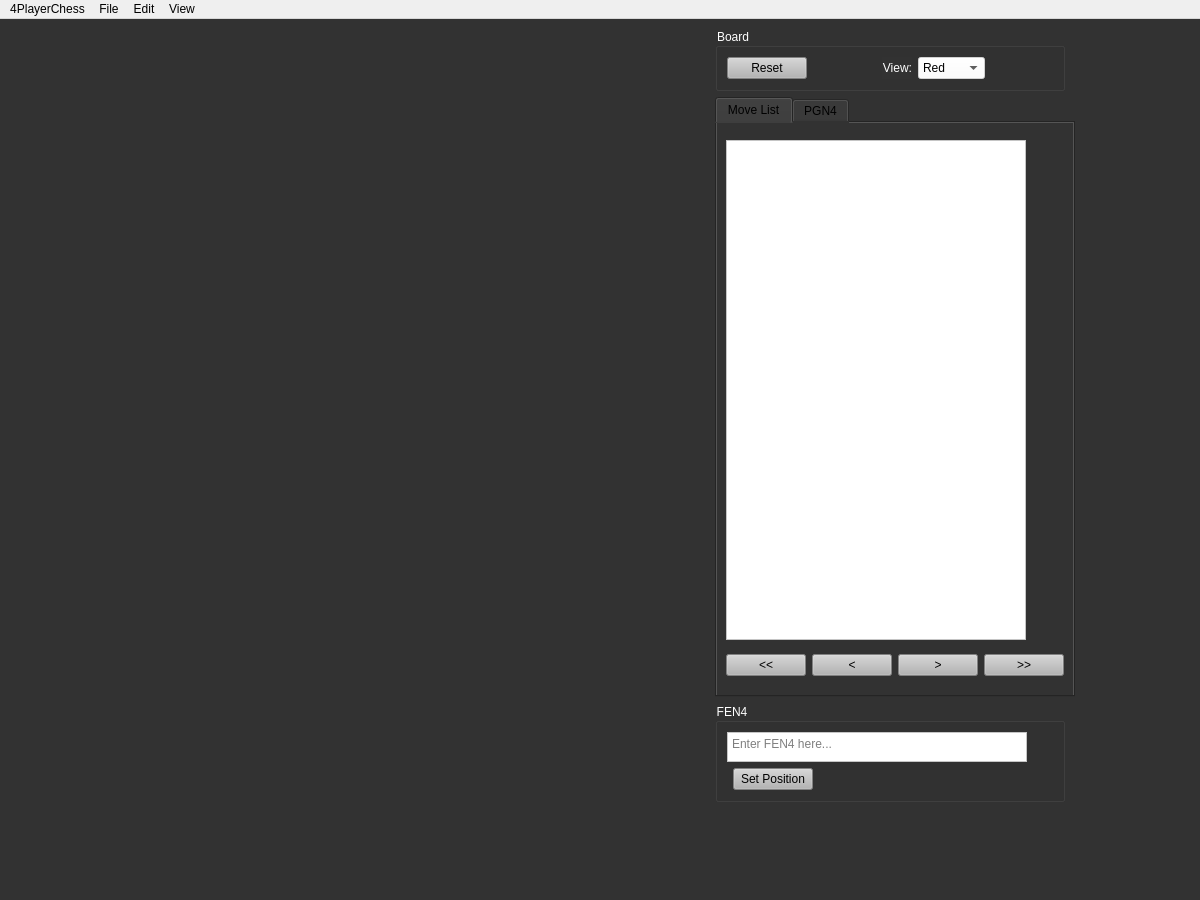
The window that ui/mainwindow.ui (GammaDeltaII/4PlayerChess) describes before a commit, drawn with Qt 5.
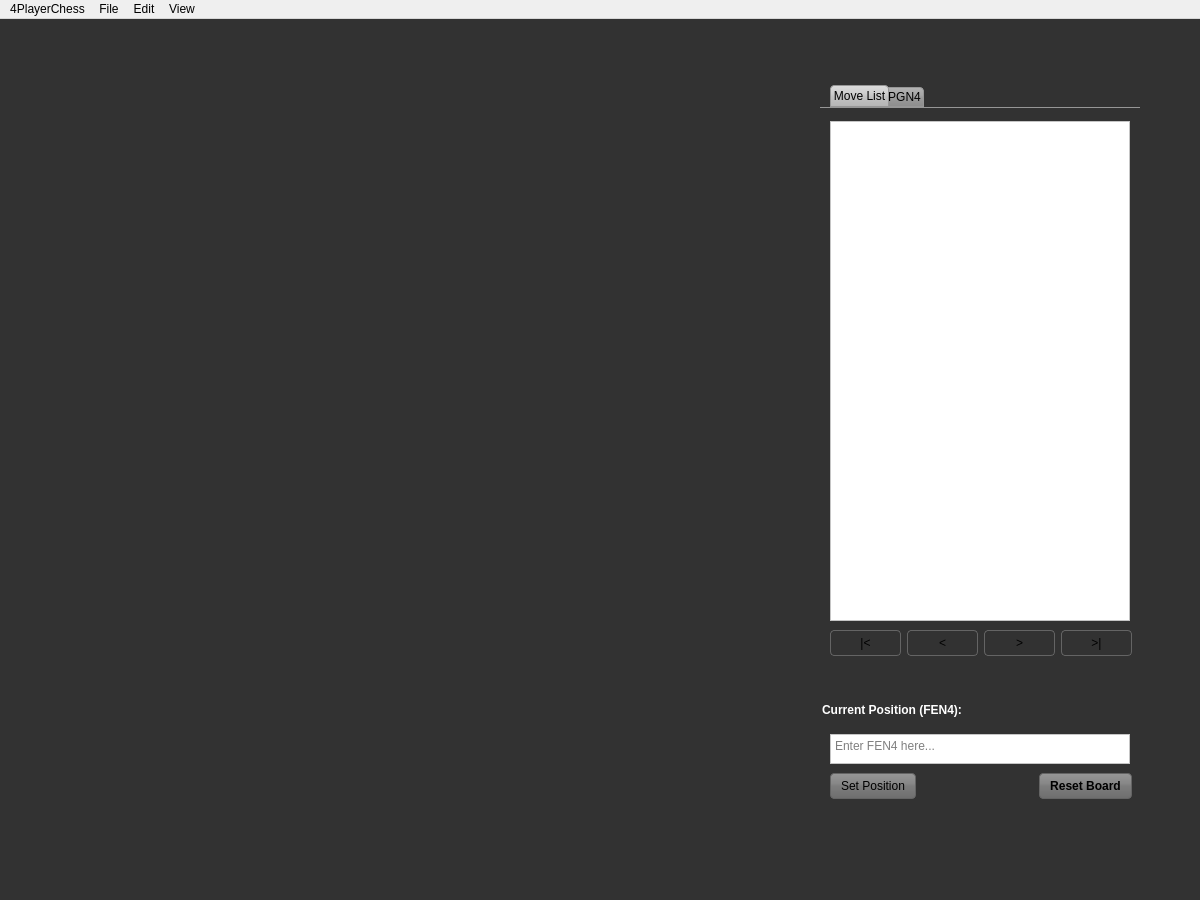
The same window after the commit. Custom widgets are drawn as their Qt base class.

Commit message: Style and layout changes

```diff
--- a/ui/mainwindow.ui
+++ b/ui/mainwindow.ui
@@ -14,28 +14,33 @@
    <enum>Qt::StrongFocus</enum>
   </property>
   <property name="windowTitle">
-   <string>Four-Player Chess Analysis Board</string>
+   <string>4PlayerChess</string>
+  </property>
+  <property name="styleSheet">
+   <string notr="true"/>
   </property>
   <widget class="QWidget" name="centralwidget">
    <property name="styleSheet">
     <string notr="true">background-color: rgb(50, 50, 50);</string>
    </property>
-   <layout class="QGridLayout" name="gridLayout">
-    <item row="3" column="0" colspan="2">
-     <spacer name="verticalSpacer">
-      <property name="orientation">
-       <enum>Qt::Vertical</enum>
-      </property>
-      <property name="sizeHint" stdset="0">
-       <size>
-        <width>20</width>
-        <height>40</height>
-       </size>
-      </property>
-     </spacer>
-    </item>
-    <item row="0" column="0" rowspan="3">
-     <widget class="QWidget" name="view" native="true">
+   <layout class="QHBoxLayout" name="mainLayout">
+    <property name="spacing">
+     <number>50</number>
+    </property>
+    <property name="leftMargin">
+     <number>50</number>
+    </property>
+    <property name="topMargin">
+     <number>50</number>
+    </property>
+    <property name="rightMargin">
+     <number>50</number>
+    </property>
+    <property name="bottomMargin">
+     <number>50</number>
+    </property>
+    <item>
+     <widget class="View" name="view" native="true">
       <property name="sizePolicy">
        <sizepolicy hsizetype="Fixed" vsizetype="Fixed">
         <horstretch>0</horstretch>
@@ -54,206 +59,294 @@
         <height>0</height>
        </size>
       </property>
-     </widget>
-    </item>
-    <item row="2" column="1">
-     <widget class="QGroupBox" name="fenGroupBox">
-      <property name="sizePolicy">
-       <sizepolicy hsizetype="Fixed" vsizetype="Fixed">
-        <horstretch>0</horstretch>
-        <verstretch>0</verstretch>
-       </sizepolicy>
+      <property name="palette">
+       <palette>
+        <active>
+         <colorrole role="WindowText">
+          <brush brushstyle="SolidPattern">
+           <color alpha="255">
+            <red>0</red>
+            <green>0</green>
+            <blue>0</blue>
+           </color>
+          </brush>
+         </colorrole>
+         <colorrole role="Button">
+          <brush brushstyle="SolidPattern">
+           <color alpha="255">
+            <red>50</red>
+            <green>50</green>
+            <blue>50</blue>
+           </color>
+          </brush>
+         </colorrole>
+         <colorrole role="Light">
+          <brush brushstyle="SolidPattern">
+           <color alpha="255">
+            <red>245</red>
+            <green>245</green>
+            <blue>245</blue>
+           </color>
+          </brush>
+         </colorrole>
+         <colorrole role="Midlight">
+          <brush brushstyle="SolidPattern">
+           <color alpha="255">
+            <red>220</red>
+            <green>220</green>
+            <blue>220</blue>
+           </color>
+          </brush>
+         </colorrole>
+         <colorrole role="Dark">
+          <brush brushstyle="SolidPattern">
+           <color alpha="255">
+            <red>145</red>
+            <green>145</green>
+            <blue>145</blue>
+           </color>
+          </brush>
+         </colorrole>
+         <colorrole role="Mid">
+          <brush brushstyle="SolidPattern">
+           <color alpha="255">
+            <red>170</red>
+            <green>170</green>
+            <blue>170</blue>
+           </color>
+          </brush>
+         </colorrole>
+         <colorrole role="Text">
+          <brush brushstyle="SolidPattern">
+           <color alpha="255">
+            <red>0</red>
+            <green>0</green>
+            <blue>0</blue>
+           </color>
+          </brush>
+         </colorrole>
+         <colorrole role="ButtonText">
+          <brush brushstyle="SolidPattern">
+           <color alpha="255">
+            <red>0</red>
+            <green>0</green>
+            <blue>0</blue>
+           </color>
+          </brush>
+         </colorrole>
+         <colorrole role="Base">
+          <brush brushstyle="SolidPattern">
+           <color alpha="255">
+            <red>50</red>
+            <green>50</green>
+            <blue>50</blue>
+           </color>
+          </brush>
+         </colorrole>
+         <colorrole role="Window">
+          <brush brushstyle="SolidPattern">
+           <color alpha="255">
+            <red>50</red>
+            <green>50</green>
+            <blue>50</blue>
+           </color>
+          </brush>
+         </colorrole>
+        </active>
+        <inactive>
+         <colorrole role="WindowText">
+          <brush brushstyle="SolidPattern">
+           <color alpha="255">
+            <red>0</red>
+            <green>0</green>
+            <blue>0</blue>
+           </color>
+          </brush>
+         </colorrole>
+         <colorrole role="Button">
+          <brush brushstyle="SolidPattern">
+           <color alpha="255">
+            <red>50</red>
+            <green>50</green>
+            <blue>50</blue>
+           </color>
+          </brush>
+         </colorrole>
+         <colorrole role="Light">
+          <brush brushstyle="SolidPattern">
+           <color alpha="255">
+            <red>245</red>
+            <green>245</green>
+            <blue>245</blue>
+           </color>
+          </brush>
+         </colorrole>
+         <colorrole role="Midlight">
+          <brush brushstyle="SolidPattern">
+           <color alpha="255">
+            <red>220</red>
+            <green>220</green>
+            <blue>220</blue>
+           </color>
+          </brush>
+         </colorrole>
+         <colorrole role="Dark">
+          <brush brushstyle="SolidPattern">
+           <color alpha="255">
+            <red>145</red>
+            <green>145</green>
+            <blue>145</blue>
+           </color>
+          </brush>
+         </colorrole>
+         <colorrole role="Mid">
+          <brush brushstyle="SolidPattern">
+           <color alpha="255">
+            <red>170</red>
+            <green>170</green>
+            <blue>170</blue>
+           </color>
+          </brush>
+         </colorrole>
+         <colorrole role="Text">
+          <brush brushstyle="SolidPattern">
+           <color alpha="255">
+            <red>0</red>
+            <green>0</green>
+            <blue>0</blue>
+           </color>
+          </brush>
+         </colorrole>
+         <colorrole role="ButtonText">
+          <brush brushstyle="SolidPattern">
+           <color alpha="255">
+            <red>0</red>
+            <green>0</green>
+            <blue>0</blue>
+           </color>
+          </brush>
+         </colorrole>
+         <colorrole role="Base">
+          <brush brushstyle="SolidPattern">
+           <color alpha="255">
+            <red>50</red>
+            <green>50</green>
+            <blue>50</blue>
+           </color>
+          </brush>
+         </colorrole>
+         <colorrole role="Window">
+          <brush brushstyle="SolidPattern">
+           <color alpha="255">
+            <red>50</red>
+            <green>50</green>
+            <blue>50</blue>
+           </color>
+          </brush>
+         </colorrole>
+        </inactive>
+        <disabled>
+         <colorrole role="WindowText">
+          <brush brushstyle="SolidPattern">
+           <color alpha="255">
+            <red>145</red>
+            <green>145</green>
+            <blue>145</blue>
+           </color>
+          </brush>
+         </colorrole>
+         <colorrole role="Button">
+          <brush brushstyle="SolidPattern">
+           <color alpha="255">
+            <red>50</red>
+            <green>50</green>
+            <blue>50</blue>
+           </color>
+          </brush>
+         </colorrole>
+         <colorrole role="Light">
+          <brush brushstyle="SolidPattern">
+           <color alpha="255">
+            <red>245</red>
+            <green>245</green>
+            <blue>245</blue>
+           </color>
+          </brush>
+         </colorrole>
+         <colorrole role="Midlight">
+          <brush brushstyle="SolidPattern">
+           <color alpha="255">
+            <red>220</red>
+            <green>220</green>
+            <blue>220</blue>
+           </color>
+          </brush>
+         </colorrole>
+         <colorrole role="Dark">
+          <brush brushstyle="SolidPattern">
+           <color alpha="255">
+            <red>145</red>
+            <green>145</green>
+            <blue>145</blue>
+           </color>
+          </brush>
+         </colorrole>
+         <colorrole role="Mid">
+          <brush brushstyle="SolidPattern">
+           <color alpha="255">
+            <red>170</red>
+            <green>170</green>
+            <blue>170</blue>
+           </color>
+          </brush>
+         </colorrole>
+         <colorrole role="Text">
+          <brush brushstyle="SolidPattern">
+           <color alpha="255">
+            <red>145</red>
+            <green>145</green>
+            <blue>145</blue>
+           </color>
+          </brush>
+         </colorrole>
+         <colorrole role="ButtonText">
+          <brush brushstyle="SolidPattern">
+           <color alpha="255">
+            <red>145</red>
+            <green>145</green>
+            <blue>145</blue>
+           </color>
+          </brush>
+         </colorrole>
+         <colorrole role="Base">
+          <brush brushstyle="SolidPattern">
+           <color alpha="255">
+            <red>50</red>
+            <green>50</green>
+            <blue>50</blue>
+           </color>
+          </brush>
+         </colorrole>
+         <colorrole role="Window">
+          <brush brushstyle="SolidPattern">
+           <color alpha="255">
+            <red>50</red>
+            <green>50</green>
+            <blue>50</blue>
+           </color>
+          </brush>
+         </colorrole>
+        </disabled>
+       </palette>
       </property>
-      <property name="minimumSize">
-       <size>
-        <width>350</width>
-        <height>0</height>
-       </size>
-      </property>
-      <property name="styleSheet">
-       <string notr="true">color: rgb(255, 255, 255);</string>
-      </property>
-      <property name="title">
-       <string>FEN4</string>
-      </property>
-      <layout class="QGridLayout" name="gridLayout_4">
-       <item row="0" column="0" colspan="3">
-        <widget class="QPlainTextEdit" name="fenField">
-         <property name="sizePolicy">
-          <sizepolicy hsizetype="Fixed" vsizetype="Fixed">
-           <horstretch>0</horstretch>
-           <verstretch>0</verstretch>
-          </sizepolicy>
-         </property>
-         <property name="minimumSize">
-          <size>
-           <width>300</width>
-           <height>0</height>
-          </size>
-         </property>
-         <property name="maximumSize">
-          <size>
-           <width>16777215</width>
-           <height>30</height>
-          </size>
-         </property>
-         <property name="statusTip">
-          <string>Enter FEN4</string>
-         </property>
-         <property name="styleSheet">
-          <string notr="true">background-color: rgb(255, 255, 255);
-color: rgb(0, 0, 0);</string>
-         </property>
-         <property name="verticalScrollBarPolicy">
-          <enum>Qt::ScrollBarAlwaysOff</enum>
-         </property>
-         <property name="horizontalScrollBarPolicy">
-          <enum>Qt::ScrollBarAlwaysOff</enum>
-         </property>
-         <property name="lineWrapMode">
-          <enum>QPlainTextEdit::NoWrap</enum>
-         </property>
-         <property name="placeholderText">
-          <string>Enter FEN4 here...</string>
-         </property>
-        </widget>
-       </item>
-       <item row="1" column="2">
-        <spacer name="horizontalSpacer_2">
-         <property name="orientation">
-          <enum>Qt::Horizontal</enum>
-         </property>
-         <property name="sizeHint" stdset="0">
-          <size>
-           <width>40</width>
-           <height>20</height>
-          </size>
-         </property>
-        </spacer>
-       </item>
-       <item row="1" column="1">
-        <widget class="QPushButton" name="setFenButton">
-         <property name="statusTip">
-          <string>Set position to current FEN4</string>
-         </property>
-         <property name="styleSheet">
-          <string notr="true">background-color: rgb(180, 180, 180);
-color: rgb(0, 0, 0);</string>
-         </property>
-         <property name="text">
-          <string>Set Position</string>
-         </property>
-        </widget>
-       </item>
-      </layout>
-     </widget>
-    </item>
-    <item row="0" column="1">
-     <widget class="QGroupBox" name="boardGroupBox">
-      <property name="sizePolicy">
-       <sizepolicy hsizetype="Fixed" vsizetype="Fixed">
-        <horstretch>0</horstretch>
-        <verstretch>0</verstretch>
-       </sizepolicy>
-      </property>
-      <property name="minimumSize">
-       <size>
-        <width>350</width>
-        <height>0</height>
-       </size>
-      </property>
-      <property name="styleSheet">
-       <string notr="true">color: rgb(255, 255, 255);</string>
-      </property>
-      <property name="title">
-       <string>Board</string>
-      </property>
-      <layout class="QGridLayout" name="gridLayout_6">
-       <item row="0" column="3">
-        <widget class="QComboBox" name="playerViewSelect">
-         <property name="enabled">
-          <bool>false</bool>
-         </property>
-         <property name="styleSheet">
-          <string notr="true">color: rgb(0, 0, 0);
-background-color: rgb(255, 255, 255);</string>
-         </property>
+     </widget>
+    </item>
          <item>
-          <property name="text">
-           <string>Red</string>
-          </property>
-         </item>
+     <layout class="QVBoxLayout" name="verticalLayout">
+      <property name="spacing">
+       <number>20</number>
+      </property>
          <item>
-          <property name="text">
-           <string>Blue</string>
-          </property>
-         </item>
-         <item>
-          <property name="text">
-           <string>Yellow</string>
-          </property>
-         </item>
-         <item>
-          <property name="text">
-           <string>Green</string>
-          </property>
-         </item>
-        </widget>
-       </item>
-       <item row="0" column="0">
-        <widget class="QPushButton" name="boardResetButton">
-         <property name="statusTip">
-          <string>Reset board</string>
-         </property>
-         <property name="styleSheet">
-          <string notr="true">background-color: rgb(180, 180, 180);
-color: rgb(0, 0, 0);</string>
-         </property>
-         <property name="text">
-          <string>Reset</string>
-         </property>
-        </widget>
-       </item>
-       <item row="0" column="2">
-        <widget class="QLabel" name="label">
-         <property name="text">
-          <string>View:</string>
-         </property>
-         <property name="alignment">
-          <set>Qt::AlignRight|Qt::AlignTrailing|Qt::AlignVCenter</set>
-         </property>
-        </widget>
-       </item>
-       <item row="0" column="4">
-        <spacer name="horizontalSpacer_4">
-         <property name="orientation">
-          <enum>Qt::Horizontal</enum>
-         </property>
-         <property name="sizeHint" stdset="0">
-          <size>
-           <width>40</width>
-           <height>20</height>
-          </size>
-         </property>
-        </spacer>
-       </item>
-       <item row="0" column="1">
-        <spacer name="horizontalSpacer_3">
-         <property name="orientation">
-          <enum>Qt::Horizontal</enum>
-         </property>
-         <property name="sizeHint" stdset="0">
-          <size>
-           <width>40</width>
-           <height>20</height>
-          </size>
-         </property>
-        </spacer>
-       </item>
-      </layout>
-     </widget>
-    </item>
-    <item row="1" column="1">
      <widget class="QTabWidget" name="tabWidget">
       <property name="sizePolicy">
        <sizepolicy hsizetype="Fixed" vsizetype="Fixed">
@@ -263,13 +356,63 @@
       </property>
       <property name="minimumSize">
        <size>
-        <width>350</width>
-        <height>600</height>
+          <width>320</width>
+          <height>580</height>
        </size>
       </property>
       <property name="focusPolicy">
        <enum>Qt::NoFocus</enum>
       </property>
+        <property name="styleSheet">
+         <string notr="true">QPushButton {
+	background: qlineargradient(x1: 0, y1: 0, x2: 0, y2: 1,
+stop: 0 rgb(150, 150, 150), stop: 0.4 rgb(135, 135, 135),
+stop: 0.5 rgb(125, 125, 125), stop: 1.0 rgb(110, 110, 110));
+	border: 1px solid rgb(100, 100, 100);
+	border-radius: 4px;
+    	color: black;
+    	padding: 5px 10px;
+}
+QPushButton:hover {
+    	background: qlineargradient(x1: 0, y1: 0, x2: 0, y2: 1, stop: 0 rgb(200, 200, 200), stop: 0.4 rgb(185, 185, 185), stop: 0.5 rgb(175, 175, 175), stop: 1.0 rgb(160, 160, 160));
+}
+QPushButton:pressed {
+    	background: qlineargradient(x1: 0, y1: 0, x2: 0, y2: 1, stop: 0 rgb(220, 220, 220), stop: 0.4 rgb(205, 205, 205), stop: 0.5 rgb(195, 195, 195), stop: 1.0 rgb(180, 180, 180));
+}
+QTabWidget::pane {
+    border-top: 1px solid rgb(150, 150, 150);
+}
+QTabWidget::tab-bar {
+    left: 10px;
+}
+QTabBar::tab {
+    background: qlineargradient(x1: 0, y1: 0, x2: 0, y2: 1, stop: 0 rgb(180, 180, 180), stop: 0.4 rgb(165, 165, 165), stop: 0.5 rgb(155, 155, 155), stop: 1.0 rgb(140, 140, 140));
+    border: 1px solid rgb(150, 150, 150);
+    border-top-left-radius: 4px;
+    border-top-right-radius: 4px;
+    min-width: 10ex;
+    padding: 2px;
+}
+QTabBar::tab:selected, QTabBar::tab:hover {
+    background: qlineargradient(x1: 0, y1: 0, x2: 0, y2: 1, stop: 0 rgb(220, 220, 220), stop: 0.4 rgb(205, 205, 205), stop: 0.5 rgb(195, 195, 195), stop: 1.0 rgb(180, 180, 180));
+}
+QTabBar::tab:!selected {
+    margin-top: 2px;
+}
+QTabBar::tab:selected {
+    margin-left: -4px;
+    margin-right: -4px;
+}
+QTabBar::tab:first:selected {
+    margin-left: 0;
+}
+QTabBar::tab:last:selected {
+    margin-right: 0;
+}
+QTabBar::tab:only-one {
+    margin: 0;
+}</string>
+        </property>
       <property name="currentIndex">
        <number>0</number>
       </property>
@@ -277,21 +420,17 @@
        <attribute name="title">
         <string>Move List</string>
        </attribute>
-       <layout class="QGridLayout" name="gridLayout_2">
-        <item row="1" column="2">
-         <widget class="QPushButton" name="nextMoveButton">
-          <property name="statusTip">
-           <string>Go to next move</string>
+         <widget class="QWidget" name="">
+          <property name="geometry">
+           <rect>
+            <x>10</x>
+            <y>10</y>
+            <width>302</width>
+            <height>543</height>
+           </rect>
           </property>
-          <property name="styleSheet">
-           <string notr="true">background-color: rgb(180, 180, 180);</string>
-          </property>
-          <property name="text">
-           <string>&gt;</string>
-          </property>
-         </widget>
-        </item>
-        <item row="0" column="0" colspan="4">
+          <layout class="QVBoxLayout" name="verticalLayout_2">
+           <item>
          <widget class="QListWidget" name="moveListWidget">
           <property name="sizePolicy">
            <sizepolicy hsizetype="Fixed" vsizetype="Fixed">
@@ -328,66 +467,68 @@
           </property>
          </widget>
         </item>
-        <item row="1" column="1">
+           <item>
+            <layout class="QHBoxLayout" name="horizontalLayout_2">
+             <item>
+              <widget class="QPushButton" name="firstMoveButton">
+               <property name="statusTip">
+                <string>Go to first move</string>
+               </property>
+               <property name="text">
+                <string>|&lt;</string>
+               </property>
+              </widget>
+             </item>
+             <item>
          <widget class="QPushButton" name="prevMoveButton">
           <property name="statusTip">
            <string>Go to previous move</string>
           </property>
-          <property name="styleSheet">
-           <string notr="true">background-color: rgb(180, 180, 180);</string>
-          </property>
           <property name="text">
            <string>&lt;</string>
           </property>
          </widget>
         </item>
-        <item row="1" column="0">
-         <widget class="QPushButton" name="firstMoveButton">
+             <item>
+              <widget class="QPushButton" name="nextMoveButton">
           <property name="statusTip">
-           <string>Go to first move</string>
-          </property>
-          <property name="styleSheet">
-           <string notr="true">background-color: rgb(180, 180, 180);</string>
+                <string>Go to next move</string>
           </property>
           <property name="text">
-           <string>&lt;&lt;</string>
+                <string>&gt;</string>
           </property>
          </widget>
         </item>
-        <item row="1" column="3">
+             <item>
          <widget class="QPushButton" name="lastMoveButton">
           <property name="statusTip">
            <string>Go to last move</string>
           </property>
-          <property name="styleSheet">
-           <string notr="true">background-color: rgb(180, 180, 180);</string>
-          </property>
           <property name="text">
-           <string>&gt;&gt;</string>
+                <string>&gt;|</string>
           </property>
          </widget>
         </item>
        </layout>
+           </item>
+          </layout>
+         </widget>
       </widget>
       <widget class="QWidget" name="pgnTab">
        <attribute name="title">
         <string>PGN4</string>
        </attribute>
-       <layout class="QGridLayout" name="gridLayout_3">
-        <item row="1" column="3">
-         <spacer name="horizontalSpacer">
-          <property name="orientation">
-           <enum>Qt::Horizontal</enum>
+         <widget class="QWidget" name="">
+          <property name="geometry">
+           <rect>
+            <x>10</x>
+            <y>10</y>
+            <width>302</width>
+            <height>542</height>
+           </rect>
           </property>
-          <property name="sizeHint" stdset="0">
-           <size>
-            <width>40</width>
-            <height>20</height>
-           </size>
-          </property>
-         </spacer>
-        </item>
-        <item row="0" column="0" colspan="4">
+          <layout class="QVBoxLayout" name="verticalLayout_4">
+           <item>
          <widget class="QPlainTextEdit" name="pgnField">
           <property name="sizePolicy">
            <sizepolicy hsizetype="Fixed" vsizetype="Fixed">
@@ -406,7 +547,19 @@
           </property>
          </widget>
         </item>
-        <item row="1" column="2">
+           <item>
+            <layout class="QHBoxLayout" name="horizontalLayout_3">
+             <item>
+              <widget class="QPushButton" name="loadPgnButton">
+               <property name="statusTip">
+                <string>Load game from PGN4 file</string>
+               </property>
+               <property name="text">
+                <string>Load...</string>
+               </property>
+              </widget>
+             </item>
+             <item>
          <widget class="QPushButton" name="savePgnButton">
           <property name="enabled">
            <bool>true</bool>
@@ -414,33 +567,137 @@
           <property name="statusTip">
            <string>Save game to PGN4 file</string>
           </property>
-          <property name="styleSheet">
-           <string notr="true">background-color: rgb(180, 180, 180);</string>
-          </property>
           <property name="text">
-           <string>Save</string>
+                <string>Save As...</string>
           </property>
          </widget>
         </item>
-        <item row="1" column="1">
-         <widget class="QPushButton" name="loadPgnButton">
+             <item>
+              <spacer name="horizontalSpacer_2">
+               <property name="orientation">
+                <enum>Qt::Horizontal</enum>
+               </property>
+               <property name="sizeHint" stdset="0">
+                <size>
+                 <width>40</width>
+                 <height>20</height>
+                </size>
+               </property>
+              </spacer>
+             </item>
+            </layout>
+           </item>
+          </layout>
+         </widget>
+        </widget>
+       </widget>
+      </item>
+      <item>
+       <widget class="QGroupBox" name="fenGroupBox">
+        <property name="sizePolicy">
+         <sizepolicy hsizetype="Fixed" vsizetype="Fixed">
+          <horstretch>0</horstretch>
+          <verstretch>0</verstretch>
+         </sizepolicy>
+        </property>
+        <property name="minimumSize">
+         <size>
+          <width>320</width>
+          <height>110</height>
+         </size>
+        </property>
+        <property name="styleSheet">
+         <string notr="true">QGroupBox {
+    	background: none;
+	border: none;
+	color: rgb(255, 255, 255);
+	font-weight: bold;
+}
+QPushButton {
+	background: qlineargradient(x1: 0, y1: 0, x2: 0, y2: 1, stop: 0 rgb(150, 150, 150), stop: 0.4 rgb(135, 135, 135), stop: 0.5 rgb(125, 125, 125), stop: 1.0 rgb(110, 110, 110));
+	border: 1px solid rgb(100, 100, 100);
+	border-radius: 4px;
+    	color: black;
+    	padding: 5px 10px;
+}
+QPushButton:hover {
+    	background: qlineargradient(x1: 0, y1: 0, x2: 0, y2: 1, stop: 0 rgb(200, 200, 200), stop: 0.4 rgb(185, 185, 185), stop: 0.5 rgb(175, 175, 175), stop: 1.0 rgb(160, 160, 160));
+}
+QPushButton:pressed {
+    	background: qlineargradient(x1: 0, y1: 0, x2: 0, y2: 1, stop: 0 rgb(220, 220, 220), stop: 0.4 rgb(205, 205, 205), stop: 0.5 rgb(195, 195, 195), stop: 1.0 rgb(180, 180, 180));
+}
+QPushButton#boardResetButton {
+	font-weight: bold;
+}</string>
+        </property>
+        <property name="title">
+         <string>Current Position (FEN4):</string>
+        </property>
+        <widget class="QWidget" name="">
+         <property name="geometry">
+          <rect>
+           <x>10</x>
+           <y>30</y>
+           <width>302</width>
+           <height>72</height>
+          </rect>
+         </property>
+         <layout class="QVBoxLayout" name="verticalLayout_3">
+          <item>
+           <widget class="QPlainTextEdit" name="fenField">
+            <property name="sizePolicy">
+             <sizepolicy hsizetype="Fixed" vsizetype="Fixed">
+              <horstretch>0</horstretch>
+              <verstretch>0</verstretch>
+             </sizepolicy>
+            </property>
+            <property name="minimumSize">
+             <size>
+              <width>300</width>
+              <height>0</height>
+             </size>
+            </property>
+            <property name="maximumSize">
+             <size>
+              <width>16777215</width>
+              <height>30</height>
+             </size>
+            </property>
           <property name="statusTip">
-           <string>Load game from PGN4 file</string>
+             <string>Enter FEN4</string>
           </property>
           <property name="styleSheet">
-           <string notr="true">background-color: rgb(180, 180, 180);</string>
-          </property>
-          <property name="text">
-           <string>Load</string>
-          </property>
-         </widget>
-        </item>
-       </layout>
-      </widget>
-     </widget>
-    </item>
-    <item row="0" column="2" rowspan="3">
-     <spacer name="horizontalSpacer_5">
+             <string notr="true">background-color: rgb(255, 255, 255);
+color: rgb(0, 0, 0);</string>
+            </property>
+            <property name="verticalScrollBarPolicy">
+             <enum>Qt::ScrollBarAlwaysOff</enum>
+            </property>
+            <property name="horizontalScrollBarPolicy">
+             <enum>Qt::ScrollBarAlwaysOff</enum>
+            </property>
+            <property name="lineWrapMode">
+             <enum>QPlainTextEdit::NoWrap</enum>
+            </property>
+            <property name="placeholderText">
+             <string>Enter FEN4 here...</string>
+            </property>
+           </widget>
+          </item>
+          <item>
+           <layout class="QHBoxLayout" name="horizontalLayout">
+            <item>
+             <widget class="QPushButton" name="setFenButton">
+              <property name="statusTip">
+               <string>Set position to specified FEN4</string>
+              </property>
+              <property name="text">
+               <string>Set Position</string>
+              </property>
+             </widget>
+            </item>
+            <item>
+             <spacer name="horizontalSpacer">
       <property name="orientation">
        <enum>Qt::Horizontal</enum>
       </property>
@@ -451,6 +708,24 @@
        </size>
       </property>
      </spacer>
+            </item>
+            <item>
+             <widget class="QPushButton" name="boardResetButton">
+              <property name="statusTip">
+               <string>Reset board</string>
+              </property>
+              <property name="text">
+               <string>Reset Board</string>
+              </property>
+             </widget>
+            </item>
+           </layout>
+          </item>
+         </layout>
+        </widget>
+       </widget>
+      </item>
+     </layout>
     </item>
    </layout>
   </widget>
@@ -646,6 +921,14 @@
    </property>
   </action>
  </widget>
+ <customwidgets>
+  <customwidget>
+   <class>View</class>
+   <extends>QWidget</extends>
+   <header>/gui/view</header>
+   <container>1</container>
+  </customwidget>
+ </customwidgets>
  <resources/>
  <connections/>
 </ui>
```
Lines whose indentation alone changed are shown as unchanged. The commit also changes 3 other files.
